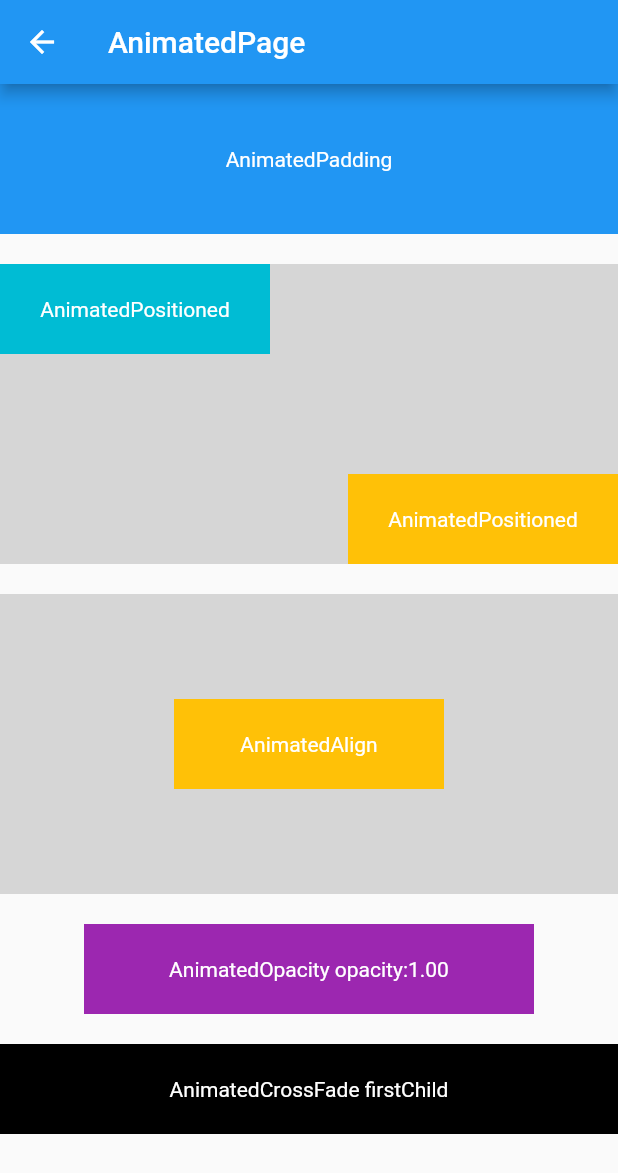
After one commit to BytesZero/flutter_widgets, a Flutter app: the AnimatedPage screen opened directly, on a phone screen of 412 x 824 dp. The commit adds this screen. Shown: the top 1173 px of the screen. Run offline on Flutter 3.47's test engine with Material 2 defaults, Android fonts, the phone set to English and light mode, and no system bars.

Commit message:
1、添加单属性动画组件

```diff
--- a/lib/pages/home.dart
+++ b/lib/pages/home.dart
@@ -1,7 +1,8 @@
 import 'package:flutter/material.dart';
+import 'package:flutter_widgets/pages/page_data.dart';
 import '../widgets/common/common_list_tile.dart';
 import '../widgets/01_animated_container.dart';
-import '../widgets/02_clip.dart';
+import '../widgets/03_clip.dart';
 
 class MyHomePage extends StatefulWidget {
   MyHomePage({Key? key, required this.title}) : super(key: key);
@@ -18,22 +19,19 @@ class _MyHomePageState extends State<MyHomePage> {
       appBar: AppBar(
         title: Text(widget.title),
       ),
-      body: SingleChildScrollView(
-        child: Column(
-          mainAxisAlignment: MainAxisAlignment.center,
-          children: [
-            CListTile(
-              leading: '#1',
-              title: 'AnimatedContainer',
-              pushPage: AnimatedContainerPage(),
-            ),
-            CListTile(
-              leading: '#2',
-              title: 'ClipRRect、ClipRect、ClipOval、ClipPath、CustomClipper',
-              pushPage: ClipPage(),
-            ),
-          ],
-        ),
+      body: ListView.separated(
+        itemCount: pageList.length,
+        separatorBuilder: (BuildContext context, int index) {
+          return Divider(height: 1);
+        },
+        itemBuilder: (BuildContext context, int index) {
+          var item = pageList[index];
+          return CListTile(
+            leading: '${index + 1}',
+            title: item.title,
+            pushPage: item.page,
+          );
+        },
       ),
     );
   }
--- /dev/null
+++ b/lib/pages/page_data.dart
@@ -0,0 +1,31 @@
+import 'package:flutter/material.dart';
+import '../widgets/01_animated_container.dart';
+import '../widgets/02_animated.dart';
+import '../widgets/03_clip.dart';
+
+/// 页面实体
+class PageEntity {
+  PageEntity({
+    required this.title,
+    required this.page,
+  });
+
+  final String title;
+  final Widget page;
+}
+
+/// 页面列表
+List<PageEntity> pageList = [
+  PageEntity(
+    title: 'AnimatedContainer',
+    page: AnimatedContainerPage(),
+  ),
+  PageEntity(
+    title: 'AnimatedPadding、',
+    page: AnimatedPage(),
+  ),
+  PageEntity(
+    title: 'ClipRRect、ClipRect、ClipOval、ClipPath、CustomClipper',
+    page: ClipPage(),
+  ),
+];
--- /dev/null
+++ b/lib/widgets/02_animated.dart
@@ -0,0 +1,217 @@
+import 'dart:math';
+
+import 'package:flutter/material.dart';
+
+/// 动画页面
+class AnimatedPage extends StatefulWidget {
+  AnimatedPage({Key? key}) : super(key: key);
+
+  @override
+  _AnimatedPageState createState() => _AnimatedPageState();
+}
+
+class _AnimatedPageState extends State<AnimatedPage> {
+  String img1 =
+      'https://images.pexels.com/photos/4588010/pexels-photo-4588010.jpeg?auto=compress&cs=tinysrgb&dpr=2&w=500';
+  String img2 =
+      'https://images.pexels.com/photos/1562/italian-landscape-mountains-nature.jpg?auto=compress&cs=tinysrgb&dpr=2&w=500';
+  Duration duration = Duration(milliseconds: 300);
+  var width = 100.0;
+  var height = 100.0;
+  var padding = 0.0;
+  var top = 0.0;
+  var left = 0.0;
+  var right = 0.0;
+  var bottom = 0.0;
+  var alignment = Alignment.center;
+  var crossFirst = true;
+  var opacity = 1.0;
+
+  @override
+  Widget build(BuildContext context) {
+    width = MediaQuery.of(context).size.width;
+    return Scaffold(
+      appBar: AppBar(
+        title: Text('AnimatedPage'),
+      ),
+      body: SafeArea(
+        left: false,
+        child: SingleChildScrollView(
+          child: Column(
+            children: [
+              GestureDetector(
+                onTap: () {
+                  this.padding = padding == 0 ? 30 : 0;
+                  setState(() {});
+                },
+                child: AnimatedPadding(
+                  duration: duration,
+                  curve: Curves.easeIn,
+                  padding: EdgeInsets.all(padding),
+                  child: DescContainer(
+                    height: height,
+                    width: width,
+                    color: Colors.blue,
+                    text: 'AnimatedPadding',
+                  ),
+                ),
+              ),
+              SizedBox(
+                height: 20,
+                width: 20,
+              ),
+              GestureDetector(
+                onTap: () {
+                  this.top = top == 0 ? 20 : 0;
+                  this.left = left == 0 ? 30 : 0;
+                  this.right = right == 0 ? 40 : 0;
+                  this.bottom = bottom == 0 ? 80 : 0;
+                  setState(() {});
+                },
+                child: Container(
+                  height: 200,
+                  color: Colors.grey[350],
+                  child: Stack(
+                    fit: StackFit.expand,
+                    children: [
+                      AnimatedPositioned(
+                        duration: duration,
+                        curve: Curves.decelerate,
+                        top: top,
+                        left: left,
+                        child: DescContainer(
+                          height: 60,
+                          width: 180,
+                          color: Colors.cyan,
+                          text: 'AnimatedPositioned',
+                        ),
+                      ),
+                      AnimatedPositioned(
+                        duration: duration,
+                        curve: Curves.decelerate,
+                        right: right,
+                        bottom: bottom,
+                        child: DescContainer(
+                          height: 60,
+                          width: 180,
+                          color: Colors.amber,
+                          text: 'AnimatedPositioned',
+                        ),
+                      ),
+                    ],
+                  ),
+                ),
+              ),
+              SizedBox(
+                height: 20,
+                width: 20,
+              ),
+              GestureDetector(
+                onTap: () {
+                  var x = Random.secure().nextInt(3);
+                  var y = Random.secure().nextInt(3);
+                  this.alignment = Alignment(x - 1, y - 1);
+                  setState(() {});
+                },
+                child: Container(
+                  height: 200,
+                  color: Colors.grey[350],
+                  child: AnimatedAlign(
+                    alignment: alignment,
+                    duration: duration,
+                    child: DescContainer(
+                      height: 60,
+                      width: 180,
+                      color: Colors.amber,
+                      text: 'AnimatedAlign',
+                    ),
+                  ),
+                ),
+              ),
+              SizedBox(
+                height: 20,
+                width: 20,
+              ),
+              GestureDetector(
+                onTap: () {
+                  this.opacity = opacity == 1 ? 0.5 : 1;
+                  setState(() {});
+                },
+                child: AnimatedOpacity(
+                  opacity: opacity,
+                  duration: duration,
+                  curve: Curves.easeOut,
+                  child: DescContainer(
+                    height: 60,
+                    width: 300,
+                    color: Colors.purple,
+                    text:
+                        'AnimatedOpacity opacity:${opacity.toStringAsFixed(2)}',
+                  ),
+                ),
+              ),
+              SizedBox(
+                height: 20,
+                width: 20,
+              ),
+              GestureDetector(
+                onTap: () {
+                  this.crossFirst = !crossFirst;
+                  setState(() {});
+                },
+                child: AnimatedCrossFade(
+                  firstChild: DescContainer(
+                    height: 60,
+                    width: width,
+                    color: Colors.black,
+                    text: 'AnimatedCrossFade firstChild',
+                  ),
+                  secondChild: DescContainer(
+                    height: 60,
+                    width: 300,
+                    color: Colors.pink,
+                    text: 'AnimatedCrossFade secondChild',
+                  ),
+                  crossFadeState: crossFirst
+                      ? CrossFadeState.showFirst
+                      : CrossFadeState.showSecond,
+                  duration: duration,
+                ),
+              ),
+            ],
+          ),
+        ),
+      ),
+    );
+  }
+}
+
+class DescContainer extends StatelessWidget {
+  const DescContainer({
+    Key? key,
+    required this.color,
+    required this.height,
+    required this.width,
+    required this.text,
+  }) : super(key: key);
+  final Color color;
+  final double height;
+  final double width;
+  final String text;
+
+  @override
+  Widget build(BuildContext context) {
+    return Container(
+      color: color,
+      height: height,
+      width: width,
+      alignment: Alignment.center,
+      child: Text(
+        text,
+        style: TextStyle(
+          color: Colors.white,
+        ),
+      ),
+    );
+  }
+}
```
Also changed, not shown: lib/widgets/03_clip.dart (renamed from lib/widgets/02_clip.dart).
